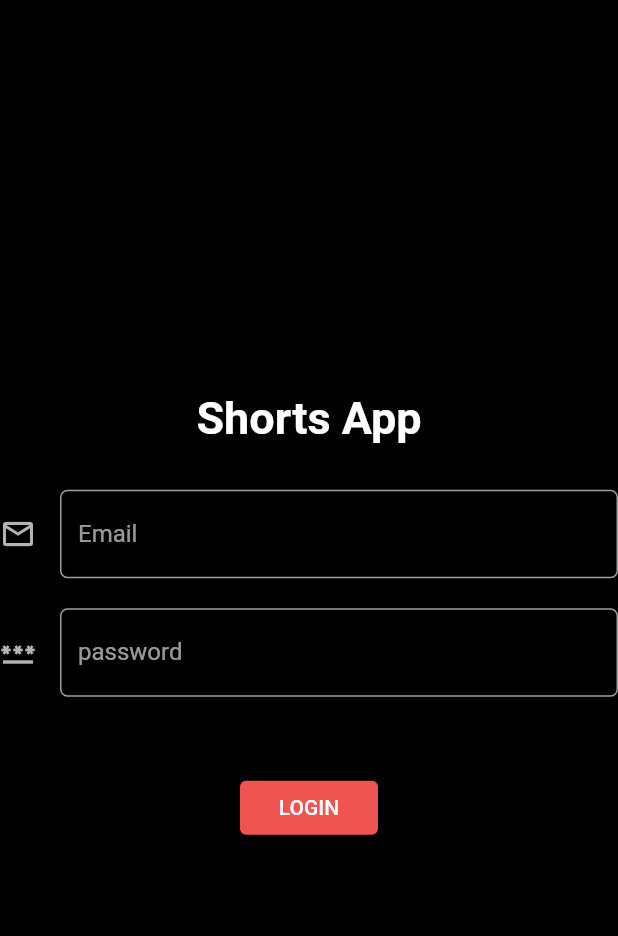
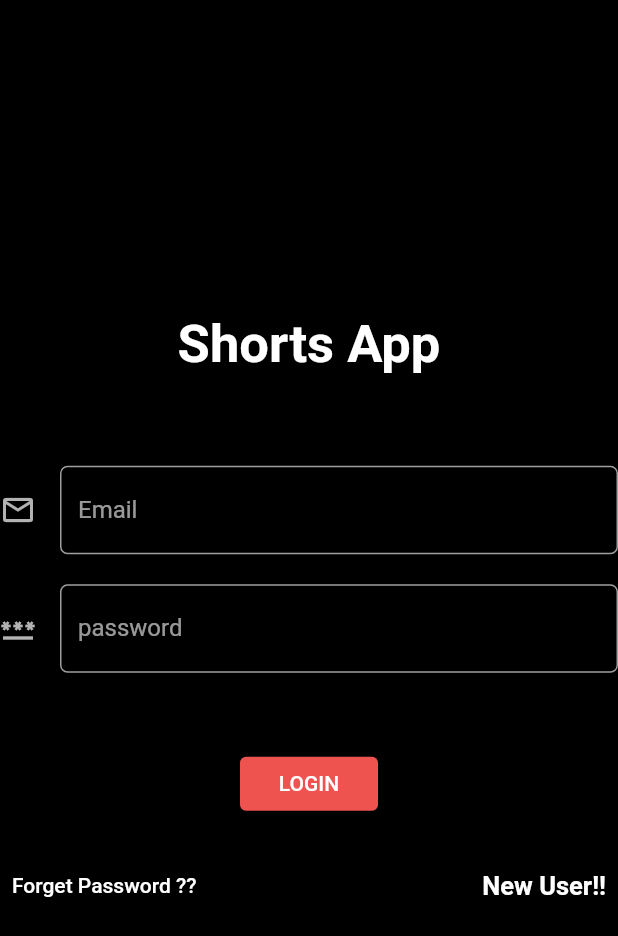
Before and after one commit to HarshGupta0/Shorts_App01, a Flutter app: the LoginScreen screen opened directly, on a phone screen of 412 x 824 dp. Shown: the top 936 px of the screen. Run offline on Flutter 3.47's test engine with Material 2 defaults, Android fonts, the phone set to English and light mode, and no system bars; our stand-ins replace cloud_firestore, firebase_auth, firebase_core, firebase_storage, get, image_picker and 1 more; accounts and stored records are empty.

Commit message:
implemented userSignMethod

```diff
--- a/lib/main.dart
+++ b/lib/main.dart
@@ -30,7 +30,7 @@ class MyApp extends StatelessWidget {
       theme: ThemeData.dark().copyWith(
         scaffoldBackgroundColor: backgroundColor,
       ),
-      home:SignUpScreen(),
+      home:LoginScreen(),
     );
   }
 }
--- a/lib/view/screens/auth/login_screen_ui.dart
+++ b/lib/view/screens/auth/login_screen_ui.dart
@@ -1,9 +1,13 @@
 import 'package:flutter/material.dart';
+import 'package:get/get.dart';
+import 'package:shorts_app/Controller/auth_controller.dart';
 import 'package:shorts_app/constants.dart';
 import 'package:shorts_app/main.dart';
+import 'package:shorts_app/view/screens/auth/signupScreen.dart';
 import 'package:shorts_app/view/screens/home.dart';
 import 'package:shorts_app/view/widgets/Input_Text.dart';
 import 'package:shorts_app/view/widgets/glitch.dart';
+
 class LoginScreen extends StatefulWidget {
   LoginScreen({Key? key}) : super(key: key);
   @override
@@ -11,38 +15,93 @@ class LoginScreen extends StatefulWidget {
 }
 
 class _LoginScreenState extends State<LoginScreen> {
-  TextEditingController emailController=new TextEditingController();
-  TextEditingController passwordController=new TextEditingController();
+  var authenticationController = AuthenticationController.instanceAuth;
+  TextEditingController emailController = new TextEditingController();
+  TextEditingController passwordController = new TextEditingController();
   @override
   Widget build(BuildContext context) {
     return Scaffold(
       body: Center(
         child: Container(
-          alignment: Alignment.center,
           child: Column(
             mainAxisAlignment: MainAxisAlignment.center,
             children: [
-              GlithEffect(child: Text("Shorts App",style: TextStyle(fontWeight: FontWeight.bold,color: Colors.white,fontSize: 30),)),
-              SizedBox(height: 30,),
-              InputText(controller: emailController,
-                  myIcon: Icons.email_outlined, MylableText: "Email",),
-              SizedBox(height: 20,),
-              InputText(controller: passwordController,
+              GlithEffect(
+                  child: Text(
+                "Shorts App",
+                style: TextStyle(
+                    fontWeight: FontWeight.bold,
+                    color: Colors.white,
+                    fontSize: 35),
+              )),
+              SizedBox(
+                height: 60,
+              ),
+              InputText(
+                controller: emailController,
+                myIcon: Icons.email_outlined,
+                MylableText: "Email",
+              ),
+              SizedBox(
+                height: 20,
+              ),
+              InputText(
+                controller: passwordController,
                 myIcon: Icons.password_sharp,
                 toHide: true,
                 MylableText: "password",
               ),
-              SizedBox(height: 50,),
-              ElevatedButton(onPressed: (){
-                Navigator.pushReplacement(context,MaterialPageRoute(builder: (context)=>Home()));
-
-              } ,child: Container(
-                alignment: Alignment.center,
-                width: 60,
-                child: Text("LOGIN"),
+              SizedBox(
+                height: 50,
               ),
-                style: ElevatedButton.styleFrom(primary:buttonColor),
+              ElevatedButton(
+                onPressed: () {
+                  // Navigator.pushReplacement(context,MaterialPageRoute(builder: (context)=>Home()));
+                  if (emailController.text.isNotEmpty &&
+                      passwordController.text.isNotEmpty) {
+                    authenticationController.signInUser(
+                        emailController.text, passwordController.text, context);
+                    Get.snackbar("Welcome User", " Login Successful");
+                  }
+                },
+                child: Container(
+                  alignment: Alignment.center,
+                  width: 60,
+                  child: Text("LOGIN"),
+                ),
+                style: ElevatedButton.styleFrom(primary: buttonColor),
               ),
+              SizedBox(
+                height: 20,
+              ),
+              Row(
+                mainAxisAlignment: MainAxisAlignment.spaceBetween,
+                children: [
+                  TextButton(
+                    onPressed: () {},
+                    child: Text("Forget Password ??"),
+                    style: TextButton.styleFrom(
+                      primary: Colors.white, // Text color
+                    ),
+                  ),
+                  TextButton(
+                    onPressed: () {
+                      Navigator.pushReplacement(
+                          context,
+                          MaterialPageRoute(
+                              builder: (context) => SignUpScreen()));
+                    },
+                    child: Text(
+                      "New User!!",
+                      style:
+                          TextStyle(fontWeight: FontWeight.bold, fontSize: 17),
+                    ),
+                    style: TextButton.styleFrom(
+                      primary: Colors.white, // Text color
+                    ),
+                  ),
+                ],
+              )
             ],
           ),
         ),
```
Also changed, not shown: lib/Controller/auth_controller.dart (+30 -2 lines), lib/view/screens/auth/signupScreen.dart (+2 -6 lines).
